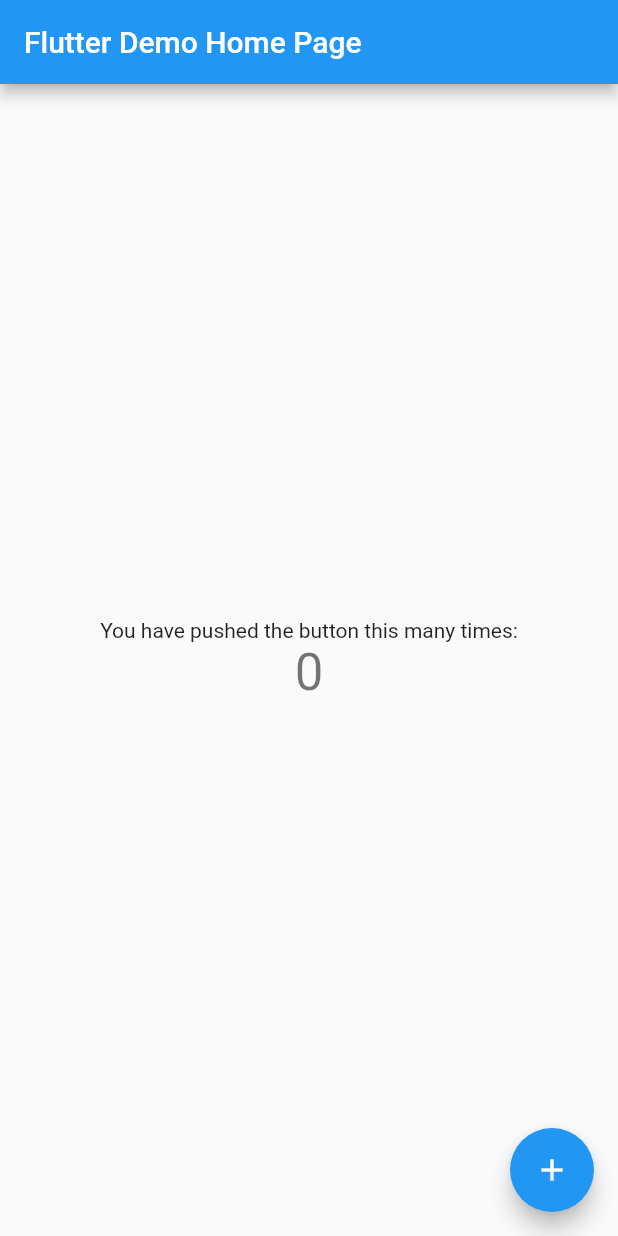
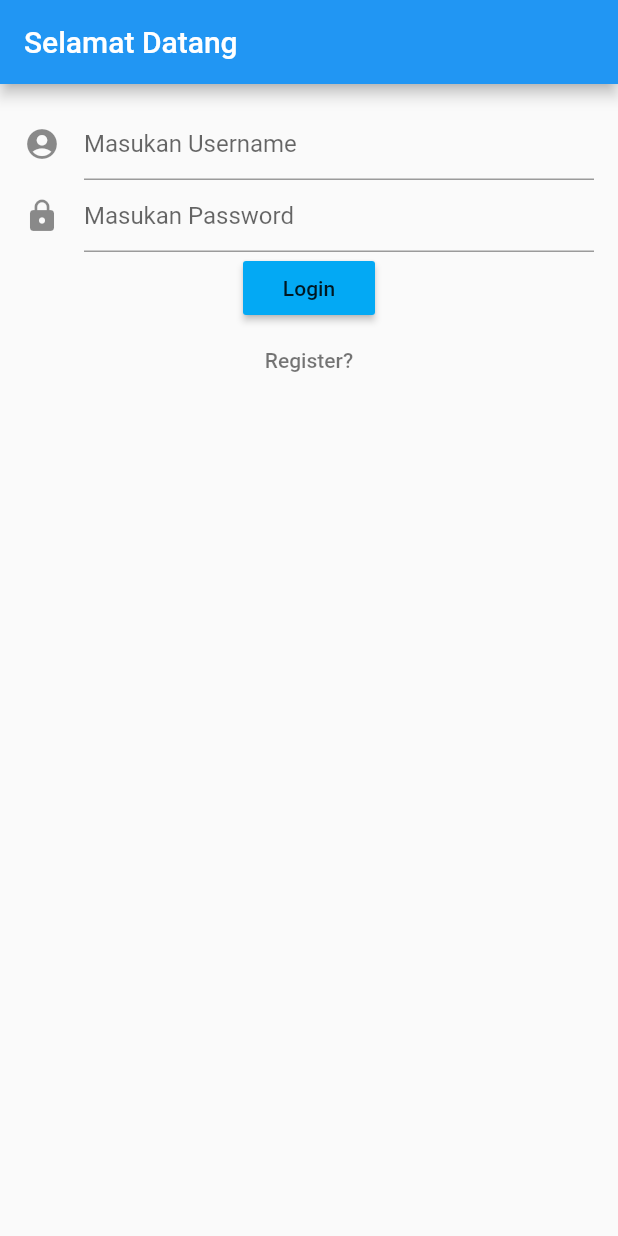
Before and after one commit to imamandrias/tugas1, a Flutter app: the screen it shows after launch, on a phone screen of 412 x 824 dp. Run offline on Flutter 3.47's test engine with Material 2 defaults, Android fonts, the phone set to English and light mode, and no system bars.

Commit message:
Update Login dan Register

```diff
--- a/tugassatu/lib/main.dart
+++ b/tugassatu/lib/main.dart
@@ -4,10 +4,17 @@ void main() => runApp(MyApp());
 
 class MyApp extends StatelessWidget {
   // This widget is the root of your application.
+  /* Ganti dengan Navigator Push
+  final routes = <String, WidgetBuilder>{
+   HalamanLogin.tag: (context) => HalamanLogin(),
+   HalamanRegister.tag: (context) => HalamanRegister(),
+  };
+*/
   @override
   Widget build(BuildContext context) {
     return MaterialApp(
-      title: 'Flutter Demo',
+      title: 'Tugas Pertama',
+      debugShowCheckedModeBanner: false,
       theme: ThemeData(
         // This is the theme of your application.
         //
@@ -20,92 +27,91 @@ class MyApp extends StatelessWidget {
         // is not restarted.
         primarySwatch: Colors.blue,
       ),
-      home: MyHomePage(title: 'Flutter Demo Home Page'),
+      home: HalamanLogin(),
+      //routes: routes,
     );
   }
 }
-
-class MyHomePage extends StatefulWidget {
-  MyHomePage({Key key, this.title}) : super(key: key);
-
-  // This widget is the home page of your application. It is stateful, meaning
-  // that it has a State object (defined below) that contains fields that affect
-  // how it looks.
-
-  // This class is the configuration for the state. It holds the values (in this
-  // case the title) provided by the parent (in this case the App widget) and
-  // used by the build method of the State. Fields in a Widget subclass are
-  // always marked "final".
-
-  final String title;
-
-  @override
-  _MyHomePageState createState() => _MyHomePageState();
-}
-
-class _MyHomePageState extends State<MyHomePage> {
-  int _counter = 0;
-
-  void _incrementCounter() {
-    setState(() {
-      // This call to setState tells the Flutter framework that something has
-      // changed in this State, which causes it to rerun the build method below
-      // so that the display can reflect the updated values. If we changed
-      // _counter without calling setState(), then the build method would not be
-      // called again, and so nothing would appear to happen.
-      _counter++;
-    });
-  }
-
+class HalamanLogin extends StatelessWidget {
+ // static String tag = 'HalamanLogin';
   @override
   Widget build(BuildContext context) {
-    // This method is rerun every time setState is called, for instance as done
-    // by the _incrementCounter method above.
-    //
-    // The Flutter framework has been optimized to make rerunning build methods
-    // fast, so that you can just rebuild anything that needs updating rather
-    // than having to individually change instances of widgets.
     return Scaffold(
       appBar: AppBar(
-        // Here we take the value from the MyHomePage object that was created by
-        // the App.build method, and use it to set our appbar title.
-        title: Text(widget.title),
+        title: Text("Selamat Datang"),
       ),
-      body: Center(
-        // Center is a layout widget. It takes a single child and positions it
-        // in the middle of the parent.
-        child: Column(
-          // Column is also a layout widget. It takes a list of children and
-          // arranges them vertically. By default, it sizes itself to fit its
-          // children horizontally, and tries to be as tall as its parent.
-          //
-          // Invoke "debug painting" (press "p" in the console, choose the
-          // "Toggle Debug Paint" action from the Flutter Inspector in Android
-          // Studio, or the "Toggle Debug Paint" command in Visual Studio Code)
-          // to see the wireframe for each widget.
-          //
-          // Column has various properties to control how it sizes itself and
-          // how it positions its children. Here we use mainAxisAlignment to
-          // center the children vertically; the main axis here is the vertical
-          // axis because Columns are vertical (the cross axis would be
-          // horizontal).
-          mainAxisAlignment: MainAxisAlignment.center,
-          children: <Widget>[
-            Text(
-              'You have pushed the button this many times:',
-            ),
-            Text(
-              '$_counter',
-              style: Theme.of(context).textTheme.display1,
-            ),
-          ],
+      body: Padding(
+        padding: const EdgeInsets.all(16.0),
+        child: Form(
+          child: Column(
+            children: <Widget>[
+              TextFormField(
+                decoration: InputDecoration(hintText: "Masukan Username", icon: Icon(Icons.account_circle)),
+              ),
+              TextFormField(
+                obscureText: true,
+                decoration: InputDecoration(hintText: "Masukan Password", icon: Icon(Icons.lock)),
+              ),
+              RaisedButton(
+                child: Text("Login"),
+                color: Colors.lightBlue,
+                onPressed: (){},
+                //onPressed: (){Navigator.of(context).pushNamed(HalamanLogin.tag);},
+              ),
+              FlatButton(
+                child: Text(
+                  'Register?',
+                  style: TextStyle(color: Colors.black54),
+                ),
+                onPressed: (){
+                  Navigator.push(context, MaterialPageRoute(builder: (context)=>HalamanRegister()))
+                ;},
+                //onPressed: (){Navigator.of(context).pushNamed(HalamanRegister.tag);},
+              )
+            ],
+          ),
         ),
       ),
-      floatingActionButton: FloatingActionButton(
-        onPressed: _incrementCounter,
-        tooltip: 'Increment',
-        child: Icon(Icons.add),
-      ), // This trailing comma makes auto-formatting nicer for build methods.
     );
   }
 }
+class HalamanRegister extends StatelessWidget {
+  //static String tag = 'HalamanRegister';
+  @override
+  Widget build(BuildContext context) {
+    return Scaffold(
+      appBar: AppBar(
+        title: Text('Silahkan Register Terlebih Dahulu'),
+      ),
+      body: Padding(
+        padding: const EdgeInsets.all(16.0),
+        child: Form(
+          child: Column(
+            children: <Widget>[
+              TextFormField(
+                decoration: InputDecoration(hintText: "Masukan Username", icon: Icon(Icons.account_circle)),
+              ),
+              TextFormField(
+                decoration: InputDecoration(hintText: "Masukan Email", icon: Icon(Icons.email)),
+              ),
+              TextFormField(
+                obscureText: true,
+                decoration: InputDecoration(hintText: "Masukan Password", icon: Icon(Icons.lock)),
+              ),
+              TextFormField(
+                obscureText: true,
+                decoration: InputDecoration(hintText: "Masukan Password Kembali", icon: Icon(Icons.lock)),
+              ),
+              RaisedButton(
+                child: Text("Register"),
+                color: Colors.lightBlue,
+                onPressed: (){},
+                //onPressed: (){Navigator.of(context).pushNamed(HalamanLogin.tag);},
+              )
+            ],
+          ),
+        ),
+      ),
+    );
+  }
+}
```
